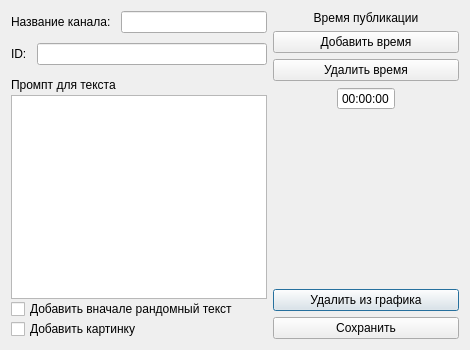
Above: Pub_edit.ui from ConstructorI/Tg_bot_setting before the change. Below: the same form after it.
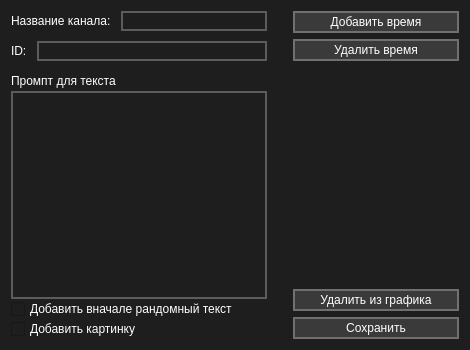
That is the form after the change. Icons and pictures are not drawn.

Diff of the .ui file:
```diff
--- a/Pub_edit.ui
+++ b/Pub_edit.ui
@@ -17,7 +17,92 @@
    </size>
   </property>
   <property name="windowTitle">
-   <string>Публикация</string>
+   <string>Редактирование</string>
+  </property>
+  <property name="windowIcon">
+   <iconset resource="res.qrc">
+    <normaloff>:/icons/icon2.ico</normaloff>:/icons/icon2.ico</iconset>
+  </property>
+  <property name="styleSheet">
+   <string notr="true">QWidget {
+    background-color: #1E1E1E; /* Основной фон */
+    color: #FFFFFF; /* Текст */
+}
+
+QPushButton {
+    background-color: #3A3A3A; /* Кнопка */
+	border: 2px solid rgba(255, 255, 255, 70); /* Граница кнопки */
+    padding: 2px;
+}
+
+QPushButton:hover {
+    background-color: #3A3A3A; /* Кнопка */
+	border: 2px solid rgba(255, 255, 255, 150); /* Граница кнопки */
+    padding: 2px;
+}
+
+QPushButton:pressed {
+    background-color: #1E1E1E; /* Фон кнопки при наведении */
+	border: 2px solid rgb(255, 255, 255); /* Граница кнопки */
+    padding: 2px;
+}
+
+QLineEdit {
+	border: 2px solid rgba(255, 255, 255, 70);
+	color: white;
+}
+
+QLineEdit:hover {
+	border: 2px solid rgba(255, 255, 255, 150);
+}
+
+QLineEdit:focus {
+	border: 2px solid rgb(255, 255, 255);
+}
+
+QPlainTextEdit {
+	border: 2px solid rgba(255, 255, 255, 70);
+	color: white;
+}
+
+QPlainTextEdit:hover {
+	border: 2px solid rgba(255, 255, 255, 150);
+}
+
+QPlainTextEdit:focus {
+	border: 2px solid rgb(255, 255, 255);
+}
+
+QTableView {
+	font-size: 12px;
+	border: none;
+	gridline-color: rgba(255, 255, 255, 70);
+	selection-color: rgb(253, 252, 76);
+	selection-background-color: rgb(255, 145, 132);
+}
+
+QTableWiew:section {
+	border: none;
+	padding-bottom: 5px;
+	padding-top: 5px;
+}
+
+QTableWiew:item {
+	border-style: none;
+}
+
+QTimeEdit {
+	border: 2px solid rgba(255, 255, 255, 70);
+	color: white;
+}
+
+QTimeEdit:hover {
+	border: 2px solid rgba(255, 255, 255, 150);
+}
+
+QTimeEdit:focus {
+	border: 2px solid rgb(255, 255, 255);
+}</string>
   </property>
   <layout class="QGridLayout" name="gridLayout">
    <item row="2" column="2">
@@ -144,16 +229,6 @@
    </item>
    <item row="0" column="2">
     <layout class="QVBoxLayout" name="verticalLayout_6">
-     <item>
-      <widget class="QLabel" name="label_3">
-       <property name="text">
-        <string>Время публикации</string>
-       </property>
-       <property name="alignment">
-        <set>Qt::AlignmentFlag::AlignCenter</set>
-       </property>
-      </widget>
-     </item>
      <item>
       <widget class="QPushButton" name="pushButton">
        <property name="text">
@@ -184,21 +259,7 @@
         </spacer>
        </item>
        <item>
-        <layout class="QVBoxLayout" name="verticalLayout_5">
-         <item>
-          <widget class="QTimeEdit" name="timeEdit">
-           <property name="minimumSize">
-            <size>
-             <width>40</width>
-             <height>0</height>
-            </size>
-           </property>
-           <property name="buttonSymbols">
-            <enum>QAbstractSpinBox::ButtonSymbols::NoButtons</enum>
-           </property>
-          </widget>
-         </item>
-        </layout>
+        <layout class="QVBoxLayout" name="verticalLayout_5"/>
        </item>
        <item>
         <spacer name="horizontalSpacer">
@@ -217,6 +278,22 @@
      </item>
     </layout>
    </item>
+   <item row="1" column="1">
+    <spacer name="horizontalSpacer_3">
+     <property name="orientation">
+      <enum>Qt::Orientation::Horizontal</enum>
+     </property>
+     <property name="sizeType">
+      <enum>QSizePolicy::Policy::Minimum</enum>
+     </property>
+     <property name="sizeHint" stdset="0">
+      <size>
+       <width>20</width>
+       <height>20</height>
+      </size>
+     </property>
+    </spacer>
+   </item>
   </layout>
  </widget>
  <resources/>
```
Left out of the diff: 4 changed lines with no effect on the pictures.
